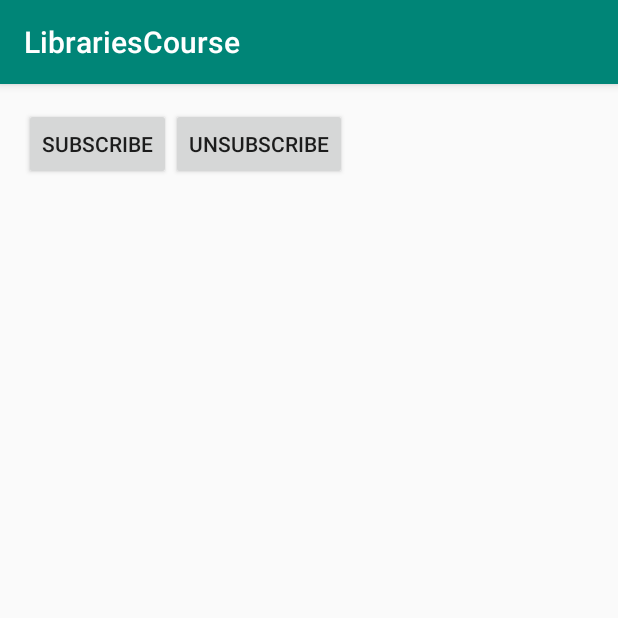
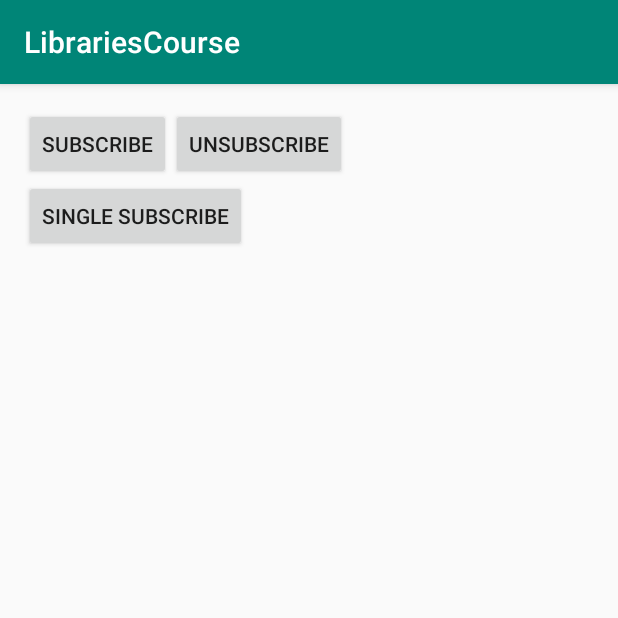
Before and after one commit to GorshkovTimur/LibrariesCourse, an Android app: the screen it shows after launch (LambdaRxActivity), on a phone screen of 412 x 824 dp, the top half of it. Run offline under Robolectric (Android 15) with nearby library versions, the phone set to English and light mode, and no system bars; our stand-ins replace ButterKnife, RxJava.

Commit message:
2-nd done

```diff
--- a/app/src/main/java/com/timmyg/librariescourse/Lesson3/LambdaRxActivity.java
+++ b/app/src/main/java/com/timmyg/librariescourse/Lesson3/LambdaRxActivity.java
@@ -1,6 +1,5 @@
 package com.timmyg.librariescourse.Lesson3;
 
-import android.app.Activity;
 import android.os.Bundle;
 import android.util.Log;
 import android.view.View;
@@ -13,6 +12,7 @@ import com.timmyg.librariescourse.R;
 import butterknife.ButterKnife;
 import butterknife.OnClick;
 import io.reactivex.Observable;
+import io.reactivex.Single;
 import io.reactivex.android.schedulers.AndroidSchedulers;
 import io.reactivex.disposables.Disposable;
 
@@ -23,6 +23,8 @@ public class LambdaRxActivity extends AppCompatActivity {
     private RxLambdaPresenter presenter;
     private Observable<String> observable;
     private Disposable disposable;
+    private Disposable singleDispose;
+    private Single<String> single;
 
     @Override
     protected void onCreate(Bundle savedInstanceState) {
@@ -32,6 +34,7 @@ public class LambdaRxActivity extends AppCompatActivity {
         presenter = new RxLambdaPresenter();
 
         observable = presenter.getUberMessage();
+        single = presenter.getMessage();
 
     }
 
@@ -50,7 +53,12 @@ public class LambdaRxActivity extends AppCompatActivity {
         disposable.dispose();
     }
 
-
-
-
+    @OnClick(R.id.single_subcribe)
+    public void onButtonClick(View view){
+        singleDispose = single.observeOn(AndroidSchedulers.mainThread()).subscribe((string)-> {
+                    Log.i(TAG, "OnComplete"+string);
+                },throwable -> {
+            Log.i(TAG, "OnError");
+                });
         }
+}
--- a/app/src/main/java/com/timmyg/librariescourse/Lesson3/RxLambdaPresenter.java
+++ b/app/src/main/java/com/timmyg/librariescourse/Lesson3/RxLambdaPresenter.java
@@ -3,24 +3,29 @@ package com.timmyg.librariescourse.Lesson3;
 import io.reactivex.Observable;
 import io.reactivex.ObservableEmitter;
 import io.reactivex.ObservableOnSubscribe;
+import io.reactivex.Single;
+import io.reactivex.SingleEmitter;
+import io.reactivex.SingleOnSubscribe;
 
 public class RxLambdaPresenter {
 
-    public Observable<String> getMessage(){
+    public Single<String> getMessage() {
 
-        Observable<String> observable = Observable.create(new ObservableOnSubscribe<String>() {
+        Single<String> single = Single.create(new SingleOnSubscribe<String>() {
             @Override
-            public void subscribe(ObservableEmitter<String> emitter) throws Exception {
-                for (int i=0; i<3; i++){
+            public void subscribe(SingleEmitter<String> emitter) throws Exception {
+                for (int i = 0; i < 3; i++) {
                     String msg = "Hello, world";
-                    emitter.onNext(msg);
+                    emitter.onSuccess(msg);
                 }
             }
         });
-        return observable;
+        return single;
     }
 
-    public  Observable<String> getUberMessage(){
+
+
+        public  Observable<String> getUberMessage(){
         Observable<String> obs = Observable.create((lambda)->{
            for (int i=0; i<3; i++){
                String msg = "Hello lambda";
--- a/app/src/main/res/layout/activity_lambda_rx.xml
+++ b/app/src/main/res/layout/activity_lambda_rx.xml
@@ -3,9 +3,14 @@
     xmlns:tools="http://schemas.android.com/tools"
     android:layout_width="match_parent"
     android:layout_height="match_parent"
-    android:orientation="horizontal"
+    android:orientation="vertical"
     android:layout_margin="@dimen/margin"
     tools:context=".Lesson2.RxJava.RxActivity">
+
+    <LinearLayout
+        android:layout_width="wrap_content"
+        android:layout_height="wrap_content"
+        android:orientation="horizontal">
 
     <Button
         android:id="@+id/button_subscribe_lambda"
@@ -21,4 +26,13 @@
         android:layout_width="wrap_content"
         android:layout_height="wrap_content"/>
 
+    </LinearLayout>
+
+    <Button
+        android:id = "@+id/single_subcribe"
+        android:layout_width="wrap_content"
+        android:layout_height="wrap_content"
+        android:text="@string/subscribe_single"/>
+
+
 </LinearLayout>
--- a/app/src/main/res/values/strings.xml
+++ b/app/src/main/res/values/strings.xml
@@ -8,4 +8,5 @@
     <string name="button_spam">spam</string>
     <string name="subscribe">subscribe</string>
     <string name="unsubscribe">unsubscribe</string>
+    <string name="subscribe_single">single subscribe</string>
 </resources>
```
